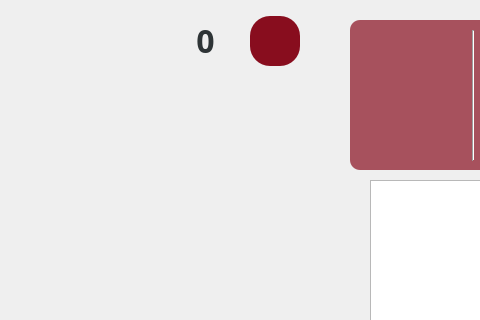
Old version of the form app/game.ui in the repository ce-itcr/Gladiators-GBP; both pictures show x 470 to 950 and y 0 to 320 of the 1200 by 800 pixel window.
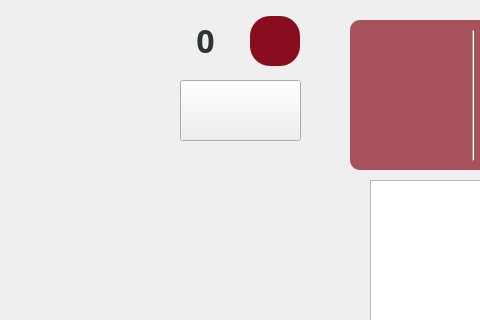
New version of the form. Icons and pictures are not drawn.

Diff of the .ui file:
```diff
--- a/app/game.ui
+++ b/app/game.ui
@@ -885,6 +885,25 @@
     <set>Qt::AlignCenter</set>
    </property>
   </widget>
+  <widget class="QPushButton" name="spawnBoss">
+   <property name="geometry">
+    <rect>
+     <x>650</x>
+     <y>80</y>
+     <width>121</width>
+     <height>61</height>
+    </rect>
+   </property>
+   <property name="styleSheet">
+    <string notr="true">background-color: transparent;
+border-image: url(:/img/buttons/minotaur_button.png);
+background: none;
+background-repeat: none;</string>
+   </property>
+   <property name="text">
+    <string/>
+   </property>
+  </widget>
  </widget>
  <resources>
   <include location="imgresources.qrc"/>
```
Left out of the diff: 54 changed lines with no effect on the pictures.
